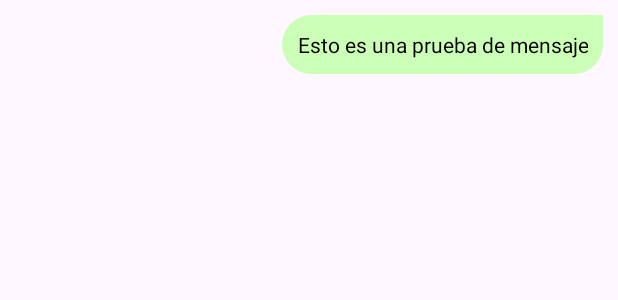
After one commit to valen500/semi-prograll-2025, an Android app: the layout mgsderecha.xml on its own in the app's theme, with its tools: preview values and no code run, on a phone screen of 412 x 824 dp. The commit adds this screen. Shown: the top 300 px of the screen. Run offline under Robolectric (Android 15) with nearby library versions, the phone set to English and light mode, and no system bars.

```diff
--- /dev/null
+++ b/app/src/main/res/drawable/derecha.xml
@@ -0,0 +1,15 @@
+<?xml version="1.0" encoding="utf-8"?>
+<layer-list xmlns:android="http://schemas.android.com/apk/res/android">
+    <item>
+        <shape>
+            <solid android:color="#cbfeb7"/>
+            <padding android:bottom="2dp"
+                android:left="5dp"
+                android:right="5dp"
+                android:top="2dp"/>
+            <corners android:topLeftRadius="20dp"
+                android:bottomLeftRadius="20dp"
+                android:bottomRightRadius="20dp"/>
+        </shape>
+    </item>
+</layer-list>
--- a/app/src/main/res/layout/activity_lista_amigos.xml
+++ b/app/src/main/res/layout/activity_lista_amigos.xml
@@ -12,11 +12,13 @@
         android:hint="Buscar amigos"
         android:layout_width="match_parent"
         android:layout_height="wrap_content"/>
+
     <ListView
         android:id="@+id/ltsAmigos"
+        android:layout_width="match_parent"
+        android:layout_height="match_parent"
         android:layout_marginTop="40dp"
-        android:layout_width="match_parent"
-        android:layout_height="match_parent"/>
+        android:background="@drawable/fondo"/>
 
     <com.google.android.material.floatingactionbutton.FloatingActionButton
         android:id="@+id/fabAgregarAmigo"
--- /dev/null
+++ b/app/src/main/res/layout/mgsderecha.xml
@@ -0,0 +1,18 @@
+<?xml version="1.0" encoding="utf-8"?>
+<RelativeLayout xmlns:android="http://schemas.android.com/apk/res/android"
+    android:layout_width="match_parent"
+    android:layout_height="match_parent">
+
+    <TextView
+        android:id="@+id/lblMsgDerecha"
+        android:text="Esto es una prueba de mensaje"
+        android:background="@drawable/derecha"
+        android:textColor="#000000"
+        android:layout_margin="10dp"
+        android:padding="10dp"
+        android:gravity="right"
+        android:layout_alignParentRight="true"
+        android:layout_width="wrap_content"
+        android:layout_height="wrap_content"/>
+
+</RelativeLayout>
```
Also changed, not shown: app/src/main/AndroidManifest.xml (+10 -2 lines), app/src/main/java/com/example/miprimeraaplicacion/amigos.java (+7 -7 lines), app/src/main/java/com/example/miprimeraaplicacion/chats.java (added, +13 -0 lines), app/src/main/java/com/example/miprimeraaplicacion/lista_amigos.java (+26 -5 lines), app/src/main/res/drawable/izquierda.xml (added, +15 -0 lines), app/src/main/res/layout/chats.xml (added, +55 -0 lines), app/src/main/res/layout/msgizquierda.xml (added, +15 -0 lines).
